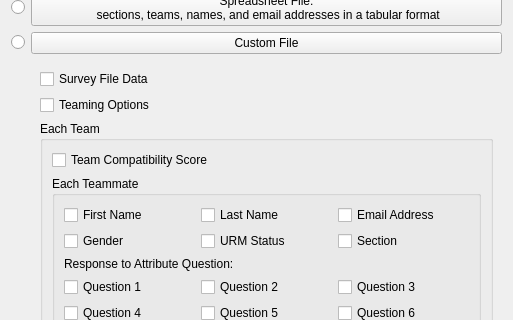
Qt form dialogs/whichFilesDialog.ui (gruepr/gruepr) before a commit; both pictures show x 0 to 513 and y 215 to 535 of the 513 by 714 pixel window.
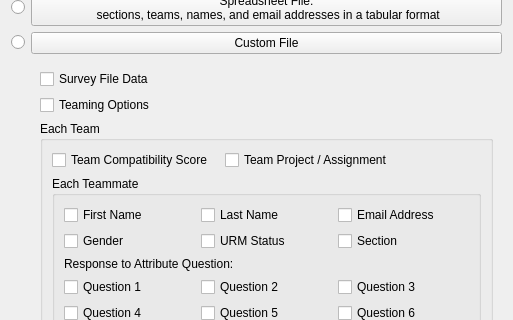
The same form after that commit.

Commit message: Added project preference question and criterion

```diff
--- a/dialogs/whichFilesDialog.ui
+++ b/dialogs/whichFilesDialog.ui
@@ -268,6 +268,13 @@
            </property>
           </widget>
          </item>
+         <item row="0" column="1">
+          <widget class="QCheckBox" name="assignmentcheckBox">
+           <property name="text">
+            <string>Team Project / Assignment</string>
+           </property>
+          </widget>
+         </item>
         </layout>
        </widget>
       </item>
```
The commit also changes 40 other files.
